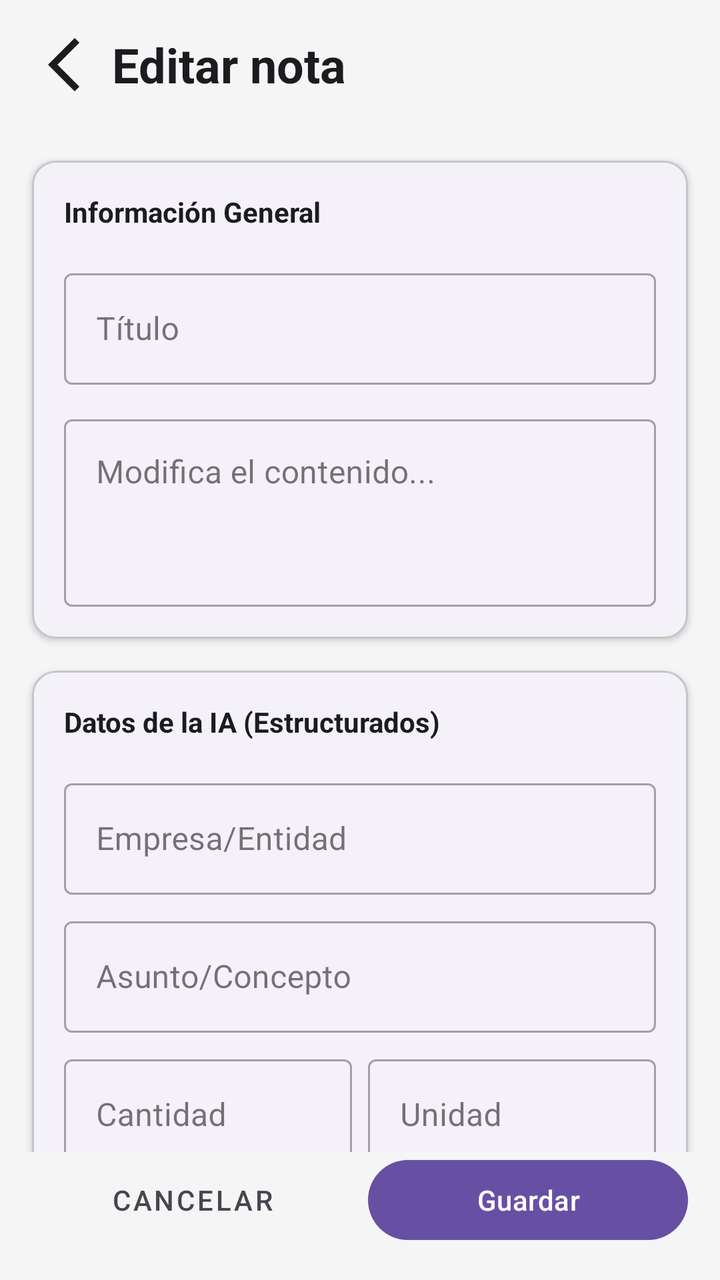
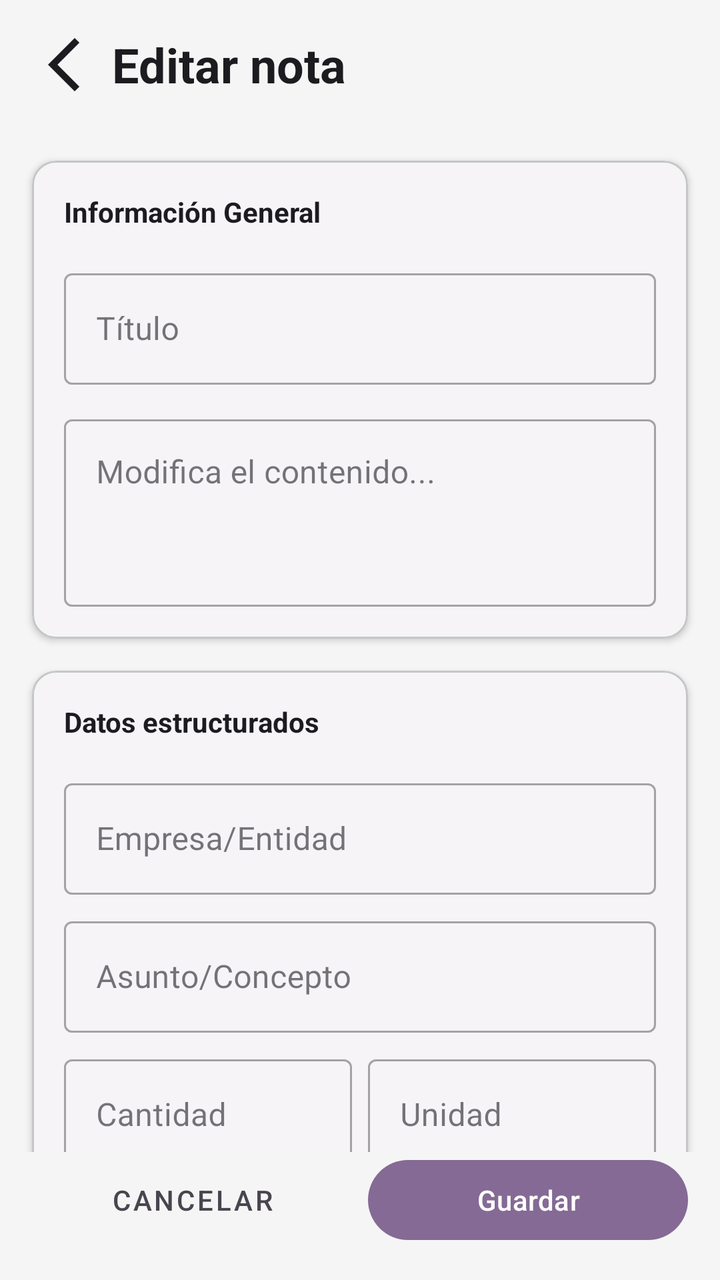

Compare the two renders of this Android layout. The source of the first and the diff that turns it into the second are given below.
<!-- AndroidManifest.xml: application theme Theme.BuildLogAI -->
<!-- res/layout/activity_edit_record.xml -->
<?xml version="1.0" encoding="utf-8"?>
<androidx.constraintlayout.widget.ConstraintLayout
    xmlns:android="http://schemas.android.com/apk/res/android"
    xmlns:app="http://schemas.android.com/apk/res-auto"
    xmlns:tools="http://schemas.android.com/tools"
    android:layout_width="match_parent"
    android:layout_height="match_parent"
    android:background="?android:attr/colorBackground">

    
    <ImageView
        android:id="@+id/btnBack"
        android:layout_width="32dp"
        android:layout_height="32dp"
        android:layout_marginStart="16dp"
        android:src="@drawable/outline_arrow_back_ios_new_24"
        android:contentDescription="@string/common_cancel"
        android:clickable="true"
        android:focusable="true"
        app:tint="?attr/colorOnSurface"
        android:background="?attr/selectableItemBackgroundBorderless"
        app:layout_constraintTop_toTopOf="@id/tvTitle"
        app:layout_constraintBottom_toBottomOf="@id/tvTitle"
        app:layout_constraintStart_toStartOf="parent" />

    
    <TextView
        android:id="@+id/tvTitle"
        android:layout_width="wrap_content"
        android:layout_height="wrap_content"
        android:text="@string/edit_title"
        android:textSize="24sp"
        android:textStyle="bold"
        android:textColor="?attr/colorOnSurface"
        android:layout_marginStart="8dp"
        android:layout_marginTop="16dp"
        app:layout_constraintTop_toTopOf="parent"
        app:layout_constraintStart_toEndOf="@id/btnBack"/>

    
    <androidx.core.widget.NestedScrollView
        android:layout_width="0dp"
        android:layout_height="0dp"
        android:layout_marginTop="16dp"
        app:layout_constraintTop_toBottomOf="@id/tvTitle"
        app:layout_constraintBottom_toTopOf="@id/layoutButtons"
        app:layout_constraintStart_toStartOf="parent"
        app:layout_constraintEnd_toEndOf="parent">

        <LinearLayout
            android:layout_width="match_parent"
            android:layout_height="wrap_content"
            android:orientation="vertical"
            android:padding="8dp">

            
            <com.google.android.material.card.MaterialCardView
                android:layout_width="match_parent"
                android:layout_height="wrap_content"
                android:layout_margin="8dp"
                app:cardCornerRadius="12dp"
                app:cardElevation="2dp"
                app:strokeWidth="1dp"
                app:strokeColor="?attr/colorOutlineVariant"
                app:cardBackgroundColor="?attr/colorSurface">

                <LinearLayout
                    android:layout_width="match_parent"
                    android:layout_height="wrap_content"
                    android:orientation="vertical"
                    android:padding="16dp">

                    <TextView
                        android:layout_width="wrap_content"
                        android:layout_height="wrap_content"
                        android:text="Información General"
                        android:textStyle="bold"
                        android:textColor="?attr/colorOnSurface"
                        android:layout_marginBottom="16dp"/>

                    <com.google.android.material.textfield.TextInputLayout
                        android:layout_width="match_parent"
                        android:layout_height="wrap_content"
                        style="@style/Widget.MaterialComponents.TextInputLayout.OutlinedBox">

                        <com.google.android.material.textfield.TextInputEditText
                            android:id="@+id/etTitle"
                            android:layout_width="match_parent"
                            android:layout_height="wrap_content"
                            android:textColor="?attr/colorOnSurface"
                            android:hint="Título" />
                    </com.google.android.material.textfield.TextInputLayout>

                    <com.google.android.material.textfield.TextInputLayout
                        android:layout_width="match_parent"
                        android:layout_height="wrap_content"
                        android:layout_marginTop="12dp"
                        style="@style/Widget.MaterialComponents.TextInputLayout.OutlinedBox">

                        <com.google.android.material.textfield.TextInputEditText
                            android:id="@+id/etContent"
                            android:layout_width="match_parent"
                            android:layout_height="wrap_content"
                            android:textColor="?attr/colorOnSurface"
                            android:hint="@string/edit_hint"
                            android:minLines="3"
                            android:gravity="top" />
                    </com.google.android.material.textfield.TextInputLayout>

                </LinearLayout>
            </com.google.android.material.card.MaterialCardView>

            
            <com.google.android.material.card.MaterialCardView
                android:id="@+id/cardStructuredData"
                android:layout_width="match_parent"
                android:layout_height="wrap_content"
                android:layout_margin="8dp"
                app:cardCornerRadius="12dp"
                app:cardElevation="2dp"
                app:strokeWidth="1dp"
                app:strokeColor="?attr/colorOutlineVariant"
                app:cardBackgroundColor="?attr/colorSurface">

                <LinearLayout
                    android:layout_width="match_parent"
                    android:layout_height="wrap_content"
                    android:orientation="vertical"
                    android:padding="16dp">

                    <TextView
                        android:layout_width="wrap_content"
                        android:layout_height="wrap_content"
                        android:text="Datos de la IA (Estructurados)"
                        android:textStyle="bold"
                        android:textColor="?attr/colorOnSurface"
                        android:layout_marginBottom="16dp"/>

                    <com.google.android.material.textfield.TextInputLayout
                        android:layout_width="match_parent"
                        android:layout_height="wrap_content"
                        style="@style/Widget.MaterialComponents.TextInputLayout.OutlinedBox">
                        <com.google.android.material.textfield.TextInputEditText
                            android:id="@+id/etCompany"
                            android:layout_width="match_parent"
                            android:layout_height="wrap_content"
                            android:textColor="?attr/colorOnSurface"
                            android:hint="Empresa/Entidad" />
                    </com.google.android.material.textfield.TextInputLayout>

                    <com.google.android.material.textfield.TextInputLayout
                        android:layout_width="match_parent"
                        android:layout_height="wrap_content"
                        android:layout_marginTop="8dp"
                        style="@style/Widget.MaterialComponents.TextInputLayout.OutlinedBox">
                        <com.google.android.material.textfield.TextInputEditText
                            android:id="@+id/etSubject"
                            android:layout_width="match_parent"
                            android:layout_height="wrap_content"
                            android:textColor="?attr/colorOnSurface"
                            android:hint="Asunto/Concepto" />
                    </com.google.android.material.textfield.TextInputLayout>

                    <LinearLayout
                        android:layout_width="match_parent"
                        android:layout_height="wrap_content"
                        android:layout_marginTop="8dp"
                        android:orientation="horizontal">

                        <com.google.android.material.textfield.TextInputLayout
                            android:layout_width="0dp"
                            android:layout_height="wrap_content"
                            android:layout_weight="1"
                            android:layout_marginEnd="4dp"
                            style="@style/Widget.MaterialComponents.TextInputLayout.OutlinedBox">
                            <com.google.android.material.textfield.TextInputEditText
                                android:id="@+id/etQuantity"
                                android:layout_width="match_parent"
                                android:layout_height="wrap_content"
                                android:textColor="?attr/colorOnSurface"
                                android:inputType="numberDecimal"
                                android:hint="Cantidad" />
                        </com.google.android.material.textfield.TextInputLayout>

                        <com.google.android.material.textfield.TextInputLayout
                            android:layout_width="0dp"
                            android:layout_height="wrap_content"
                            android:layout_weight="1"
                            android:layout_marginStart="4dp"
                            style="@style/Widget.MaterialComponents.TextInputLayout.OutlinedBox">
                            <com.google.android.material.textfield.TextInputEditText
                                android:id="@+id/etUnit"
                                android:layout_width="match_parent"
                                android:layout_height="wrap_content"
                                android:textColor="?attr/colorOnSurface"
                                android:hint="Unidad" />
                        </com.google.android.material.textfield.TextInputLayout>
                    </LinearLayout>

                    <com.google.android.material.textfield.TextInputLayout
                        android:layout_width="match_parent"
                        android:layout_height="wrap_content"
                        android:layout_marginTop="8dp"
                        style="@style/Widget.MaterialComponents.TextInputLayout.OutlinedBox">
                        <com.google.android.material.textfield.TextInputEditText
                            android:id="@+id/etPrice"
                            android:layout_width="match_parent"
                            android:layout_height="wrap_content"
                            android:textColor="?attr/colorOnSurface"
                            android:inputType="numberDecimal"
                            android:hint="Precio (€)" />
                    </com.google.android.material.textfield.TextInputLayout>

                </LinearLayout>
            </com.google.android.material.card.MaterialCardView>

            
            <com.google.android.material.card.MaterialCardView
                android:layout_width="match_parent"
                android:layout_height="wrap_content"
                android:layout_margin="8dp"
                app:cardCornerRadius="12dp"
                app:cardElevation="2dp"
                app:strokeWidth="1dp"
                app:strokeColor="?attr/colorOutlineVariant"
                app:cardBackgroundColor="?attr/colorSurface">

                <LinearLayout
                    android:layout_width="match_parent"
                    android:layout_height="wrap_content"
                    android:orientation="vertical"
                    android:padding="16dp">

                    <TextView
                        android:layout_width="wrap_content"
                        android:layout_height="wrap_content"
                        android:text="Imágenes Adjuntas"
                        android:textStyle="bold"
                        android:textColor="?attr/colorOnSurface"
                        android:layout_marginBottom="8dp"/>

                    <androidx.recyclerview.widget.RecyclerView
                        android:id="@+id/rvEditImages"
                        android:layout_width="match_parent"
                        android:layout_height="wrap_content"
                        android:minHeight="100dp"
                        tools:layoutManager="androidx.recyclerview.widget.GridLayoutManager"
                        tools:spanCount="3"
                        tools:listitem="@layout/item_record_image" />

                    <TextView
                        android:layout_width="wrap_content"
                        android:layout_height="wrap_content"
                        android:text="* Pulsa en una imagen para gestionarla"
                        android:textSize="12sp"
                        android:textColor="?attr/colorOnSurfaceVariant"
                        android:layout_marginTop="8dp"
                        android:alpha="0.6"/>

                </LinearLayout>
            </com.google.android.material.card.MaterialCardView>

        </LinearLayout>
    </androidx.core.widget.NestedScrollView>

    
    <LinearLayout
        android:id="@+id/layoutButtons"
        android:layout_width="0dp"
        android:layout_height="wrap_content"
        android:orientation="horizontal"
        android:layout_margin="16dp"
        app:layout_constraintBottom_toBottomOf="parent"
        app:layout_constraintStart_toStartOf="parent"
        app:layout_constraintEnd_toEndOf="parent">

        <com.google.android.material.button.MaterialButton
            android:id="@+id/btnCancel"
            style="@style/Widget.MaterialComponents.Button.TextButton"
            android:layout_width="0dp"
            android:layout_weight="1"
            android:text="@string/common_cancel"
            android:textColor="?attr/colorOnSurfaceVariant"
            android:layout_height="wrap_content"/>

        <com.google.android.material.button.MaterialButton
            android:id="@+id/btnSave"
            android:layout_width="0dp"
            android:layout_weight="1"
            android:text="@string/common_save"
            app:backgroundTint="?attr/colorPrimary"
            android:textColor="?attr/colorOnPrimary"
            android:layout_marginStart="8dp"
            android:layout_height="wrap_content"/>

    </LinearLayout>

</androidx.constraintlayout.widget.ConstraintLayout>
<!-- res/layout/item_record_image.xml (included above) -->
<?xml version="1.0" encoding="utf-8"?>
<com.google.android.material.card.MaterialCardView
    xmlns:android="http://schemas.android.com/apk/res/android"
    xmlns:app="http://schemas.android.com/apk/res-auto"
    android:layout_width="120dp"
    android:layout_height="100dp"
    android:layout_marginEnd="12dp"
    app:cardCornerRadius="14dp"
    app:cardElevation="2dp"
    app:strokeWidth="1dp"
    app:strokeColor="?attr/colorOutlineVariant"
    app:cardBackgroundColor="?attr/colorSurface"
    app:cardUseCompatPadding="true">

    <ImageView
        android:id="@+id/imgRecord"
        android:layout_width="match_parent"
        android:layout_height="match_parent"
        android:scaleType="centerCrop"
        android:adjustViewBounds="true"
        android:background="?attr/colorSurfaceVariant"/>

</com.google.android.material.card.MaterialCardView>
<!-- resources referenced by this layout -->
<resources>
  <!-- drawable outline_arrow_back_ios_new_24 (drawable) -->
  <vector xmlns:android="http://schemas.android.com/apk/res/android" android:autoMirrored="true" android:height="24dp" android:tint="#000000" android:viewportHeight="960" android:viewportWidth="960" android:width="24dp">
        
      <path android:fillColor="@android:color/white" android:pathData="M640,880L240,480L640,80L711,151L382,480L711,809L640,880Z"/>
      
  </vector>
  <string name="common_cancel">Cancelar</string>
  <string name="common_save">Guardar</string>
  <string name="edit_hint">Modifica el contenido...</string>
  <string name="edit_title">Editar nota</string>
  <style name="Theme.BuildLogAI" parent="Base.Theme.BuildLogAI" />
  <style name="Base.Theme.BuildLogAI" parent="Theme.Material3.DayNight.NoActionBar">
          
          <item name="colorPrimary">#6750A4</item>
          <item name="colorOnPrimary">#FFFFFF</item>
          <item name="colorPrimaryContainer">#EADDFF</item>
          <item name="colorOnPrimaryContainer">#21005D</item>
  
          
          <item name="android:colorBackground">#F5F5F5</item>
          <item name="colorSurface">#FFFFFF</item>
          <item name="colorSurfaceVariant">#E7E0EC</item>
          <item name="colorOnSurface">#1C1B1F</item>
          <item name="colorOnSurfaceVariant">#49454F</item>
  
          
          <item name="colorOutline">#79747E</item>
          <item name="colorOutlineVariant">#C4C7C5</item>
      </style>
</resources>

<!-- the commit's change to res/layout/activity_edit_record.xml (unified diff, before → after) -->
@@ -131,7 +131,7 @@
                     <TextView
                         android:layout_width="wrap_content"
                         android:layout_height="wrap_content"
-                        android:text="Datos de la IA (Estructurados)"
+                        android:text="Datos estructurados"
                         android:textStyle="bold"
                         android:textColor="?attr/colorOnSurface"
                         android:layout_marginBottom="16dp"/>
<!-- resource entries referenced after the edit -->
@@ -13,7 +13,7 @@
   <style name="Theme.BuildLogAI" parent="Base.Theme.BuildLogAI" />
   <style name="Base.Theme.BuildLogAI" parent="Theme.Material3.DayNight.NoActionBar">
           
-          <item name="colorPrimary">#6750A4</item>
+          <item name="colorPrimary">#846A95</item>
           <item name="colorOnPrimary">#FFFFFF</item>
           <item name="colorPrimaryContainer">#EADDFF</item>
           <item name="colorOnPrimaryContainer">#21005D</item>
@@ -26,7 +26,7 @@
           <item name="colorOnSurfaceVariant">#49454F</item>
   
           
-          <item name="colorOutline">#79747E</item>
+          <item name="colorOutline">#000000</item>
           <item name="colorOutlineVariant">#C4C7C5</item>
       </style>
 </resources>
